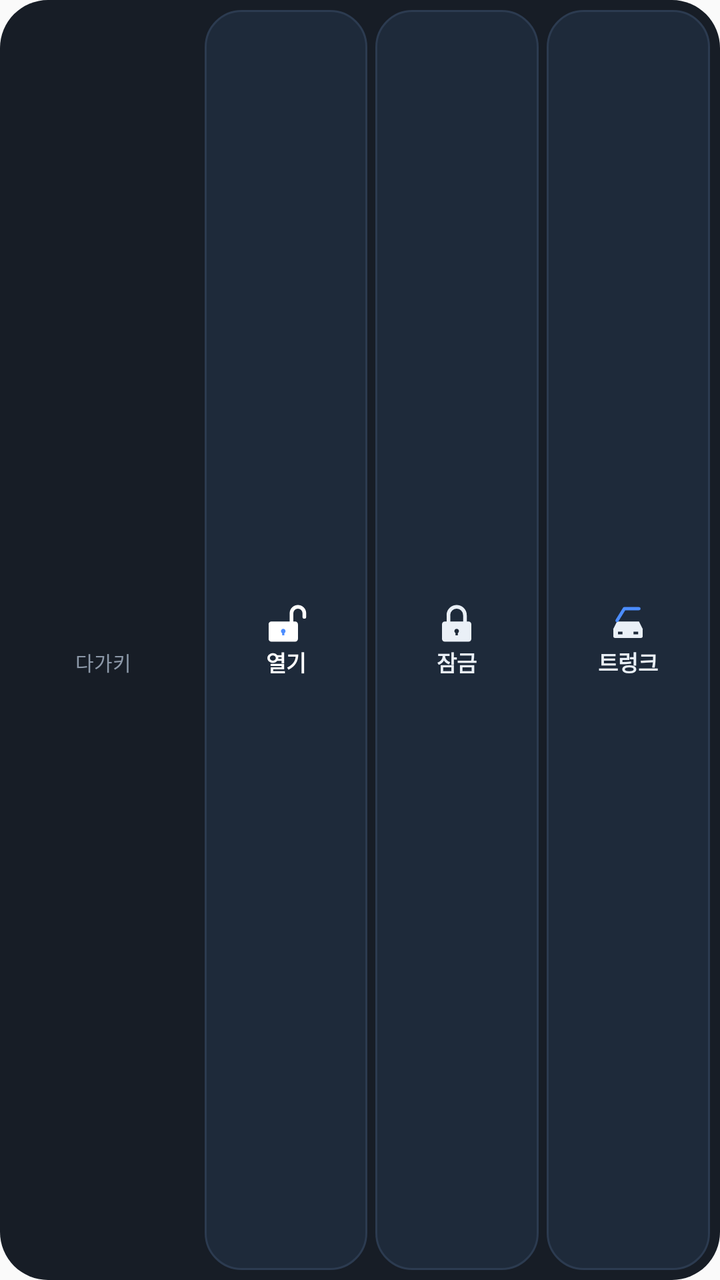
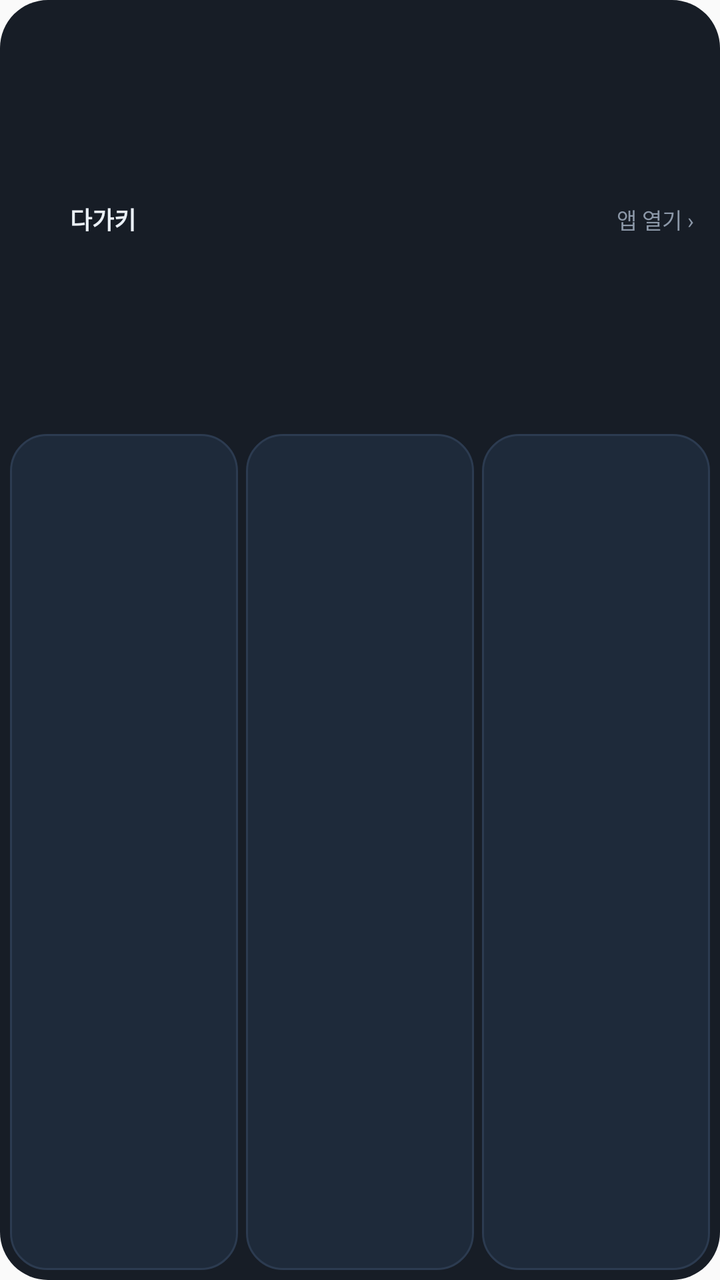

Two renders of the same Android screen: before a commit and after it. Below are the layout's source before the change and the commit's diff.
<!-- AndroidManifest.xml: application theme android:Theme.Material.Light.NoActionBar -->
<!-- res/layout/widget.xml -->
<?xml version="1.0" encoding="utf-8"?>
<LinearLayout xmlns:android="http://schemas.android.com/apk/res/android"
    android:layout_width="match_parent" android:layout_height="match_parent"
    android:orientation="horizontal" android:padding="5dp" android:gravity="center_vertical"
    android:background="@drawable/widget_bg">
  <LinearLayout android:id="@+id/w_app" android:layout_width="0dp" android:layout_height="match_parent" android:layout_weight="1.15"
      android:orientation="vertical" android:gravity="center" android:background="@drawable/widget_btn_app" android:layout_marginEnd="4dp">
    <ImageView android:layout_width="22dp" android:layout_height="22dp" android:src="@mipmap/ic_launcher"/>
    <TextView android:id="@+id/w_title" android:layout_width="wrap_content" android:layout_height="wrap_content"
        android:text="다가키" android:textColor="#FF8C98A8" android:textSize="10sp" android:maxLines="1" android:ellipsize="end"/>
  </LinearLayout>
  <LinearLayout android:id="@+id/w_unlock" android:layout_width="0dp" android:layout_height="match_parent" android:layout_weight="1"
      android:orientation="vertical" android:gravity="center" android:background="@drawable/widget_btn" android:layout_marginEnd="4dp">
    <ImageView android:layout_width="22dp" android:layout_height="22dp" android:src="@drawable/ic_btn_unlock"/>
    <TextView android:layout_width="wrap_content" android:layout_height="wrap_content" android:text="열기"
        android:textColor="#FFFFFFFF" android:textSize="11sp" android:textStyle="bold"/>
  </LinearLayout>
  <LinearLayout android:id="@+id/w_lock" android:layout_width="0dp" android:layout_height="match_parent" android:layout_weight="1"
      android:orientation="vertical" android:gravity="center" android:background="@drawable/widget_btn" android:layout_marginEnd="4dp">
    <ImageView android:layout_width="22dp" android:layout_height="22dp" android:src="@drawable/ic_btn_lock"/>
    <TextView android:layout_width="wrap_content" android:layout_height="wrap_content" android:text="잠금"
        android:textColor="#FFEAF0F7" android:textSize="11sp" android:textStyle="bold"/>
  </LinearLayout>
  <LinearLayout android:id="@+id/w_trunk" android:layout_width="0dp" android:layout_height="match_parent" android:layout_weight="1"
      android:orientation="vertical" android:gravity="center" android:background="@drawable/widget_btn">
    <ImageView android:layout_width="22dp" android:layout_height="22dp" android:src="@drawable/ic_btn_trunk"/>
    <TextView android:layout_width="wrap_content" android:layout_height="wrap_content" android:text="트렁크"
        android:textColor="#FFEAF0F7" android:textSize="11sp" android:textStyle="bold"/>
  </LinearLayout>
</LinearLayout>
<!-- resources referenced by this layout -->
<resources>
  <!-- drawable ic_btn_lock (drawable) -->
  <vector xmlns:android="http://schemas.android.com/apk/res/android" android:width="48dp" android:height="48dp" android:viewportWidth="48" android:viewportHeight="48">
    
    <path android:pathData="M15,22 V15 A9,9 0 0,1 33,15 V22" android:strokeColor="#FFEAF0F7" android:strokeWidth="4" android:strokeLineCap="round" android:fillColor="#00000000"/>
    <path android:pathData="M11,22 h26 a3,3 0 0,1 3,3 v16 a3,3 0 0,1 -3,3 h-26 a3,3 0 0,1 -3,-3 v-16 a3,3 0 0,1 3,-3 z" android:fillColor="#FFEAF0F7"/>
    <path android:pathData="M24,30 a2.5,2.5 0 1,1 -0.01,0 z M22.8,32 h2.4 v5 h-2.4 z" android:fillColor="#FF1E2A3A"/>
  </vector>
  <!-- drawable ic_btn_trunk (drawable) -->
  <vector xmlns:android="http://schemas.android.com/apk/res/android" android:width="48dp" android:height="48dp" android:viewportWidth="48" android:viewportHeight="48">
    
    <path android:pathData="M8,30 L12,22 H36 L40,30 V38 a2,2 0 0,1 -2,2 H10 a2,2 0 0,1 -2,-2 Z" android:fillColor="#FFEAF0F7"/>
    <path android:pathData="M12,21 L20,8 H36" android:strokeColor="#FF4C8DFF" android:strokeWidth="3.5" android:strokeLineCap="round" android:strokeLineJoin="round" android:fillColor="#00000000"/>
    <path android:pathData="M13,33 h5 v3 h-5 z M30,33 h5 v3 h-5 z" android:fillColor="#FF1E2A3A"/>
  </vector>
  <!-- drawable ic_btn_unlock (drawable) -->
  <vector xmlns:android="http://schemas.android.com/apk/res/android" android:width="48dp" android:height="48dp" android:viewportWidth="48" android:viewportHeight="48">
    
    <path android:pathData="M30,22 V13 A7,7 0 0,1 44,13 V17" android:strokeColor="#FFFFFFFF" android:strokeWidth="4" android:strokeLineCap="round" android:fillColor="#00000000"/>
    
    <path android:pathData="M8,22 h26 a3,3 0 0,1 3,3 v16 a3,3 0 0,1 -3,3 h-26 a3,3 0 0,1 -3,-3 v-16 a3,3 0 0,1 3,-3 z" android:fillColor="#FFFFFFFF"/>
    <path android:pathData="M21,30 a2.5,2.5 0 1,1 -0.01,0 z M19.8,32 h2.4 v5 h-2.4 z" android:fillColor="#FF4C8DFF"/>
  </vector>
  <!-- drawable widget_bg (drawable) -->
  <shape xmlns:android="http://schemas.android.com/apk/res/android" android:shape="rectangle">
    <solid android:color="#F20B111B"/>
    <corners android:radius="24dp"/>
  </shape>
  <!-- drawable widget_btn (drawable) -->
  <selector xmlns:android="http://schemas.android.com/apk/res/android">
    
    <item android:state_pressed="true">
      <shape android:shape="rectangle"><solid android:color="#FF4C8DFF"/><corners android:radius="18dp"/></shape>
    </item>
    
    <item>
      <shape android:shape="rectangle"><solid android:color="#FF1E2A3A"/><corners android:radius="18dp"/>
        <stroke android:width="1dp" android:color="#FF2C3B50"/></shape>
    </item>
  </selector>
  <!-- drawable widget_btn_app (drawable) -->
  <selector xmlns:android="http://schemas.android.com/apk/res/android">
    <item android:state_pressed="true">
      <shape android:shape="rectangle"><solid android:color="#FF2C3B50"/><corners android:radius="16dp"/></shape>
    </item>
    <item>
      <shape android:shape="rectangle"><solid android:color="#00000000"/><corners android:radius="16dp"/></shape>
    </item>
  </selector>
  <!-- mipmap ic_launcher (mipmap-anydpi-v26) -->
  <?xml version="1.0" encoding="utf-8"?>
  <adaptive-icon xmlns:android="http://schemas.android.com/apk/res/android">
    <background android:drawable="@drawable/ic_bg"/>
    <foreground android:drawable="@drawable/ic_fg"/>
    <monochrome android:drawable="@drawable/ic_fg"/>
  </adaptive-icon>
  <!-- drawable ic_bg (drawable) -->
  <vector xmlns:android="http://schemas.android.com/apk/res/android" android:width="108dp" android:height="108dp" android:viewportWidth="108" android:viewportHeight="108">
    <path android:pathData="M0,0h108v108h-108z">
      <aapt:attr xmlns:aapt="http://schemas.android.com/aapt" name="android:fillColor">
        <gradient android:type="linear" android:startX="0" android:startY="0" android:endX="108" android:endY="108" android:startColor="#FF2F5FD0" android:endColor="#FF0E1420"/>
      </aapt:attr>
    </path>
  </vector>
  <!-- unchanged entries left out for length: 1 -->
</resources>

<!-- the commit's change to res/layout/widget.xml (unified diff, before → after) -->
@@ -1,30 +1,35 @@
 <?xml version="1.0" encoding="utf-8"?>
 <LinearLayout xmlns:android="http://schemas.android.com/apk/res/android"
     android:layout_width="match_parent" android:layout_height="match_parent"
-    android:orientation="horizontal" android:padding="5dp" android:gravity="center_vertical"
-    android:background="@drawable/widget_bg">
-  <LinearLayout android:id="@+id/w_app" android:layout_width="0dp" android:layout_height="match_parent" android:layout_weight="1.15"
-      android:orientation="vertical" android:gravity="center" android:background="@drawable/widget_btn_app" android:layout_marginEnd="4dp">
-    <ImageView android:layout_width="22dp" android:layout_height="22dp" android:src="@mipmap/ic_launcher"/>
-    <TextView android:id="@+id/w_title" android:layout_width="wrap_content" android:layout_height="wrap_content"
-        android:text="다가키" android:textColor="#FF8C98A8" android:textSize="10sp" android:maxLines="1" android:ellipsize="end"/>
+    android:orientation="vertical" android:padding="5dp" android:background="@drawable/widget_bg">
+  <LinearLayout android:id="@+id/w_app" android:layout_width="match_parent" android:layout_height="0dp" android:layout_weight="1"
+      android:orientation="horizontal" android:gravity="center_vertical" android:paddingStart="8dp" android:paddingEnd="8dp"
+      android:background="@drawable/widget_btn_app" android:layout_marginBottom="3dp">
+    <ImageView android:layout_width="16dp" android:layout_height="16dp" android:src="@mipmap/ic_launcher"/>
+    <TextView android:layout_width="wrap_content" android:layout_height="wrap_content" android:layout_marginStart="6dp"
+        android:text="다가키" android:textColor="#FFEAF0F7" android:textSize="12sp" android:textStyle="bold"/>
+    <TextView android:id="@+id/w_title" android:layout_width="0dp" android:layout_height="wrap_content" android:layout_weight="1"
+        android:layout_marginStart="8dp" android:gravity="end" android:text="앱 열기 ›"
+        android:textColor="#FF8C98A8" android:textSize="11sp" android:maxLines="1" android:ellipsize="end"/>
   </LinearLayout>
-  <LinearLayout android:id="@+id/w_unlock" android:layout_width="0dp" android:layout_height="match_parent" android:layout_weight="1"
-      android:orientation="vertical" android:gravity="center" android:background="@drawable/widget_btn" android:layout_marginEnd="4dp">
-    <ImageView android:layout_width="22dp" android:layout_height="22dp" android:src="@drawable/ic_btn_unlock"/>
-    <TextView android:layout_width="wrap_content" android:layout_height="wrap_content" android:text="열기"
-        android:textColor="#FFFFFFFF" android:textSize="11sp" android:textStyle="bold"/>
-  </LinearLayout>
-  <LinearLayout android:id="@+id/w_lock" android:layout_width="0dp" android:layout_height="match_parent" android:layout_weight="1"
-      android:orientation="vertical" android:gravity="center" android:background="@drawable/widget_btn" android:layout_marginEnd="4dp">
-    <ImageView android:layout_width="22dp" android:layout_height="22dp" android:src="@drawable/ic_btn_lock"/>
-    <TextView android:layout_width="wrap_content" android:layout_height="wrap_content" android:text="잠금"
-        android:textColor="#FFEAF0F7" android:textSize="11sp" android:textStyle="bold"/>
-  </LinearLayout>
-  <LinearLayout android:id="@+id/w_trunk" android:layout_width="0dp" android:layout_height="match_parent" android:layout_weight="1"
-      android:orientation="vertical" android:gravity="center" android:background="@drawable/widget_btn">
-    <ImageView android:layout_width="22dp" android:layout_height="22dp" android:src="@drawable/ic_btn_trunk"/>
-    <TextView android:layout_width="wrap_content" android:layout_height="wrap_content" android:text="트렁크"
-        android:textColor="#FFEAF0F7" android:textSize="11sp" android:textStyle="bold"/>
+  <LinearLayout android:layout_width="match_parent" android:layout_height="0dp" android:layout_weight="2" android:orientation="horizontal">
+    <LinearLayout android:id="@+id/w_b1" android:layout_width="0dp" android:layout_height="match_parent" android:layout_weight="1"
+        android:orientation="horizontal" android:gravity="center" android:background="@drawable/widget_btn" android:layout_marginEnd="4dp">
+      <ImageView android:id="@+id/w_i1" android:layout_width="22dp" android:layout_height="22dp"/>
+      <TextView android:id="@+id/w_t1" android:layout_width="wrap_content" android:layout_height="wrap_content" android:layout_marginStart="4dp"
+          android:textColor="#FFEAF0F7" android:textSize="13sp" android:textStyle="bold"/>
+    </LinearLayout>
+    <LinearLayout android:id="@+id/w_b2" android:layout_width="0dp" android:layout_height="match_parent" android:layout_weight="1"
+        android:orientation="horizontal" android:gravity="center" android:background="@drawable/widget_btn" android:layout_marginEnd="4dp">
+      <ImageView android:id="@+id/w_i2" android:layout_width="22dp" android:layout_height="22dp"/>
+      <TextView android:id="@+id/w_t2" android:layout_width="wrap_content" android:layout_height="wrap_content" android:layout_marginStart="4dp"
+          android:textColor="#FFEAF0F7" android:textSize="13sp" android:textStyle="bold"/>
+    </LinearLayout>
+    <LinearLayout android:id="@+id/w_b3" android:layout_width="0dp" android:layout_height="match_parent" android:layout_weight="1"
+        android:orientation="horizontal" android:gravity="center" android:background="@drawable/widget_btn">
+      <ImageView android:id="@+id/w_i3" android:layout_width="22dp" android:layout_height="22dp"/>
+      <TextView android:id="@+id/w_t3" android:layout_width="wrap_content" android:layout_height="wrap_content" android:layout_marginStart="4dp"
+          android:textColor="#FFEAF0F7" android:textSize="13sp" android:textStyle="bold"/>
+    </LinearLayout>
   </LinearLayout>
 </LinearLayout>
<!-- resource entries referenced after the edit -->
@@ -1,27 +1,5 @@
 <!-- resources referenced by this layout -->
 <resources>
-  <!-- drawable ic_btn_lock (drawable) -->
-  <vector xmlns:android="http://schemas.android.com/apk/res/android" android:width="48dp" android:height="48dp" android:viewportWidth="48" android:viewportHeight="48">
-    
-    <path android:pathData="M15,22 V15 A9,9 0 0,1 33,15 V22" android:strokeColor="#FFEAF0F7" android:strokeWidth="4" android:strokeLineCap="round" android:fillColor="#00000000"/>
-    <path android:pathData="M11,22 h26 a3,3 0 0,1 3,3 v16 a3,3 0 0,1 -3,3 h-26 a3,3 0 0,1 -3,-3 v-16 a3,3 0 0,1 3,-3 z" android:fillColor="#FFEAF0F7"/>
-    <path android:pathData="M24,30 a2.5,2.5 0 1,1 -0.01,0 z M22.8,32 h2.4 v5 h-2.4 z" android:fillColor="#FF1E2A3A"/>
-  </vector>
-  <!-- drawable ic_btn_trunk (drawable) -->
-  <vector xmlns:android="http://schemas.android.com/apk/res/android" android:width="48dp" android:height="48dp" android:viewportWidth="48" android:viewportHeight="48">
-    
-    <path android:pathData="M8,30 L12,22 H36 L40,30 V38 a2,2 0 0,1 -2,2 H10 a2,2 0 0,1 -2,-2 Z" android:fillColor="#FFEAF0F7"/>
-    <path android:pathData="M12,21 L20,8 H36" android:strokeColor="#FF4C8DFF" android:strokeWidth="3.5" android:strokeLineCap="round" android:strokeLineJoin="round" android:fillColor="#00000000"/>
-    <path android:pathData="M13,33 h5 v3 h-5 z M30,33 h5 v3 h-5 z" android:fillColor="#FF1E2A3A"/>
-  </vector>
-  <!-- drawable ic_btn_unlock (drawable) -->
-  <vector xmlns:android="http://schemas.android.com/apk/res/android" android:width="48dp" android:height="48dp" android:viewportWidth="48" android:viewportHeight="48">
-    
-    <path android:pathData="M30,22 V13 A7,7 0 0,1 44,13 V17" android:strokeColor="#FFFFFFFF" android:strokeWidth="4" android:strokeLineCap="round" android:fillColor="#00000000"/>
-    
-    <path android:pathData="M8,22 h26 a3,3 0 0,1 3,3 v16 a3,3 0 0,1 -3,3 h-26 a3,3 0 0,1 -3,-3 v-16 a3,3 0 0,1 3,-3 z" android:fillColor="#FFFFFFFF"/>
-    <path android:pathData="M21,30 a2.5,2.5 0 1,1 -0.01,0 z M19.8,32 h2.4 v5 h-2.4 z" android:fillColor="#FF4C8DFF"/>
-  </vector>
   <!-- drawable widget_bg (drawable) -->
   <shape xmlns:android="http://schemas.android.com/apk/res/android" android:shape="rectangle">
     <solid android:color="#F20B111B"/>
